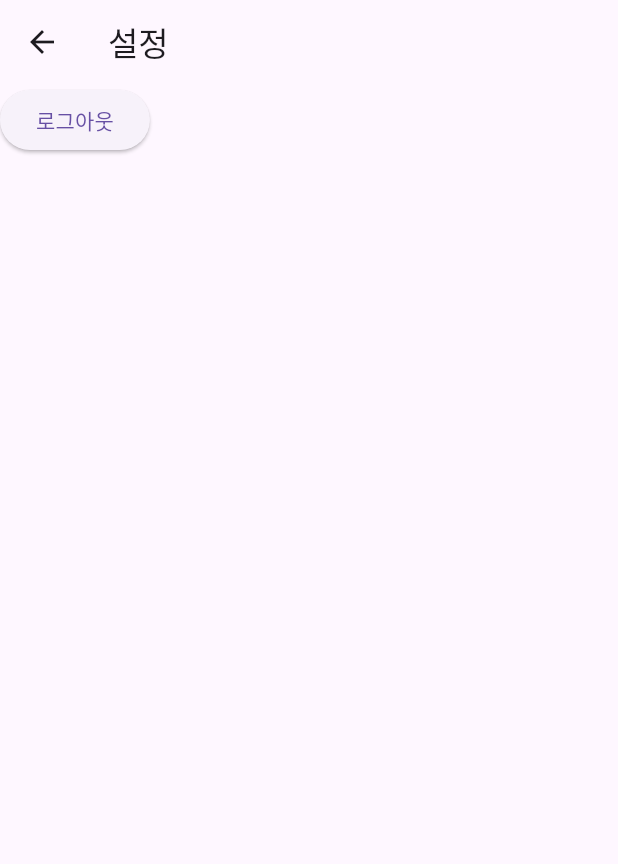
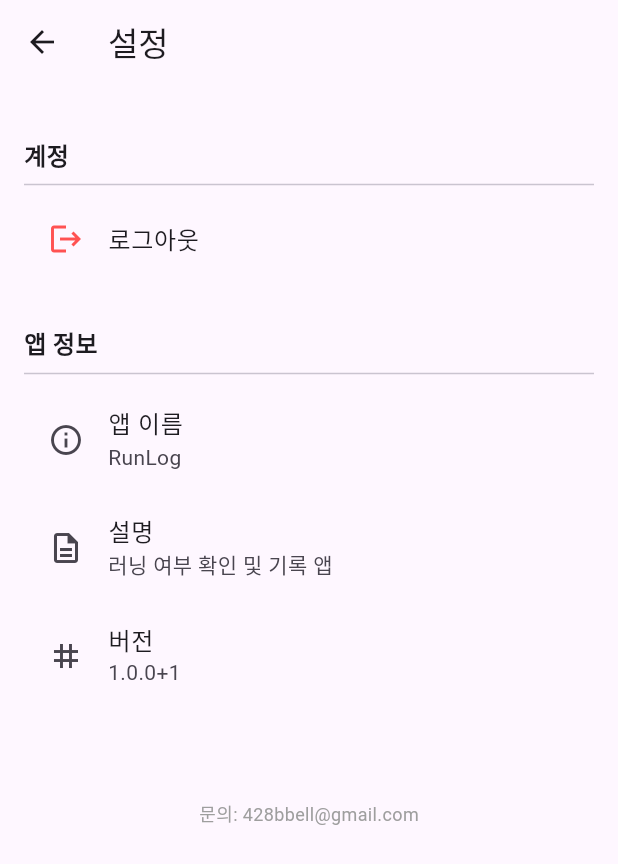
Before and after one commit to bbell428/RunLog, a Flutter app: the SettingView screen opened directly, on a phone screen of 412 x 824 dp. Shown: the top 864 px of the screen. Run offline on Flutter 3.47's test engine with Material 3 defaults, Android fonts, the phone set to English and light mode, and no system bars; our stand-ins replace cloud_firestore, firebase_auth, firebase_core, flutter_bloc, flutter_dotenv, flutter_map and 5 more; accounts and stored records are empty; generated files the repository leaves out were written again.

Commit message:
[Design]: 설정

```diff
--- a/lib/main_tab_View.dart
+++ b/lib/main_tab_View.dart
@@ -28,7 +28,7 @@ class _MyWidgetState extends State<MainTabView> {
   final List<BottomNavigationBarItem> _bottomNavItems = const [
     BottomNavigationBarItem(icon: Icon(Icons.home), label: '홈'),
     BottomNavigationBarItem(icon: Icon(Icons.directions_run), label: '기록'),
-    BottomNavigationBarItem(icon: Icon(Icons.event), label: '설정'),
+    BottomNavigationBarItem(icon: Icon(Icons.settings), label: '설정'),
   ];
 
   @override
--- a/lib/view/setting/setting_view.dart
+++ b/lib/view/setting/setting_view.dart
@@ -10,31 +10,116 @@ class SettingView extends StatelessWidget {
 
   @override
   Widget build(BuildContext context) {
-    final authState = context.read<AuthBloc>().state;
-
     return BlocListener<AuthBloc, AuthState>(
       listener: (context, state) {
         if (state is Unauthenticated) {
           context.go('/login');
         }
       },
+      child: Scaffold(
+        appBar: AppBar(title: const Text("설정")),
+        body: BlocBuilder<AuthBloc, AuthState>(
+          builder: (context, state) {
+            return ListView(
+              padding: const EdgeInsets.all(16.0),
+              children: [
+                // 사용자 정보 카드
+                if (state is Authenticated)
+                  Card(
+                    elevation: 2,
+                    shape: RoundedRectangleBorder(
+                      borderRadius: BorderRadius.circular(12),
+                    ),
+                    child: Padding(
+                      padding: const EdgeInsets.all(16.0),
+                      child: Row(
+                        children: [
+                          // const CircleAvatar(
+                          //   radius: 30,
+                          //   backgroundImage: AssetImage('assets/images/RunLog.png'),
+                          // ),
+                          // const SizedBox(width: 16),
+                          Column(
+                            crossAxisAlignment: CrossAxisAlignment.start,
+                            children: [
+                              Text(
+                                state.user.name,
+                                style: const TextStyle(
+                                  fontSize: 18,
+                                  fontWeight: FontWeight.bold,
+                                ),
+                              ),
+                              const SizedBox(height: 4),
+                              Text(
+                                state.user.email,
+                                style: const TextStyle(
+                                  fontSize: 14,
+                                  color: Colors.grey,
+                                ),
+                              ),
+                            ],
+                          ),
+                        ],
+                      ),
+                    ),
+                  ),
 
-      child: Scaffold(
-        appBar: AppBar(title: Text("설정")),
-        body: Column(
-          children: [
-            ElevatedButton(
-              onPressed: () {
-                context.read<AuthBloc>().add(SignOutRequested());
-              },
-              child: const Text("로그아웃"),
-            ),
-            if (authState is Authenticated) ...[
-              SizedBox(height: 10),
-              Text('이메일: ${authState.user.email}'),
-              Text('이름: ${authState.user.name}'),
-            ],
-          ],
+                const SizedBox(height: 20),
+
+                // 계정
+                const Text(
+                  "계정",
+                  style: TextStyle(fontSize: 16, fontWeight: FontWeight.bold),
+                ),
+                const Divider(),
+                ListTile(
+                  leading: const Icon(Icons.logout, color: Colors.redAccent),
+                  title: const Text("로그아웃"),
+                  onTap: () {
+                    context.read<AuthBloc>().add(SignOutRequested());
+                  },
+                ),
+
+                const SizedBox(height: 30),
+
+                // 앱 정보
+                const Text(
+                  "앱 정보",
+                  style: TextStyle(fontSize: 16, fontWeight: FontWeight.bold),
+                ),
+                const Divider(),
+                ListTile(
+                  leading: const Icon(Icons.info_outline),
+                  title: const Text("앱 이름"),
+                  subtitle: const Text("RunLog"),
+                ),
+                ListTile(
+                  leading: const Icon(Icons.description_outlined),
+                  title: const Text("설명"),
+                  subtitle: const Text(
+                    "러닝 여부 확인 및 기록 앱",
+                  ),
+                ),
+                ListTile(
+                  leading: const Icon(Icons.tag),
+                  title: const Text("버전"),
+                  subtitle: const Text("1.0.0+1"),
+                ),
+
+                const SizedBox(height: 60),
+
+                // 문의 이메일
+                const Align(
+                  alignment: Alignment.center,
+                  child: Text(
+                    "문의: 428bbell@gmail.com",
+                    style: TextStyle(fontSize: 12, color: Colors.grey),
+                  ),
+                ),
+                const SizedBox(height: 16),
+              ],
+            );
+          },
         ),
       ),
     );
```
